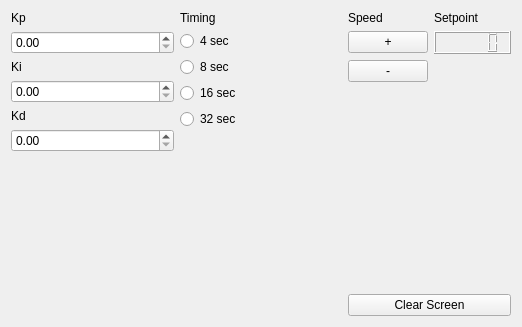
Old version of the form ui/dccontrolwidget.ui in the repository Paise/uart_board.
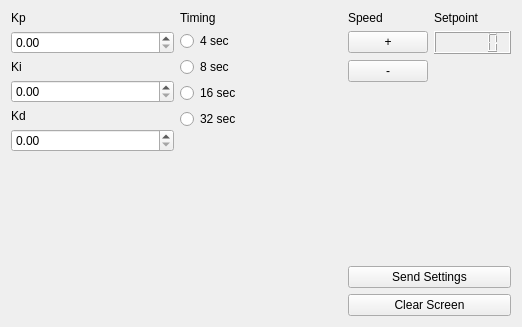
New version of the form.

Commit message: Add DC Control Widget initialization and parameter transmission

```diff
--- a/ui/dccontrolwidget.ui
+++ b/ui/dccontrolwidget.ui
@@ -127,7 +127,7 @@
    </item>
    <item>
     <layout class="QGridLayout" name="speedLayout">
-     <item row="1" column="0">
+     <item row="2" column="0">
       <widget class="QPushButton" name="clearScreenButton">
        <property name="text">
         <string>Clear Screen</string>
@@ -182,6 +182,13 @@
        </item>
       </layout>
      </item>
+     <item row="1" column="0">
+      <widget class="QPushButton" name="sendSettingsButton">
+       <property name="text">
+        <string>Send Settings</string>
+       </property>
+      </widget>
+     </item>
     </layout>
    </item>
   </layout>
```
The commit also changes 4 other files.
